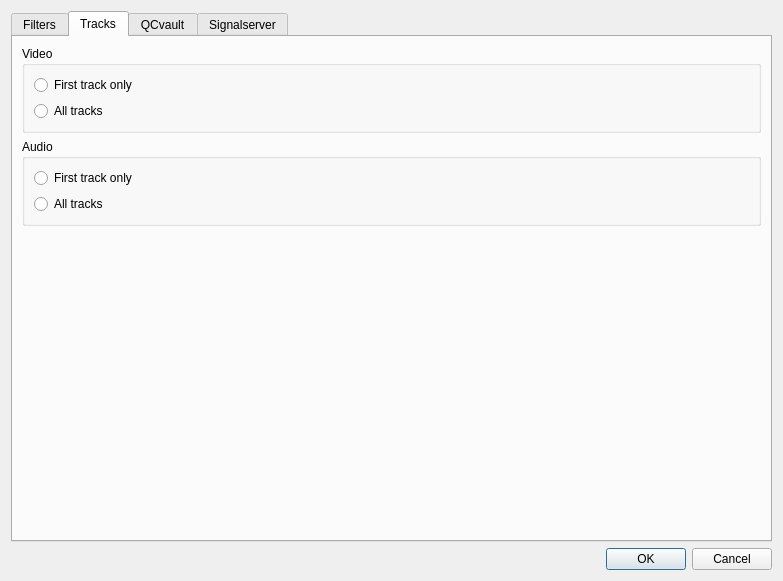
Old version of the form Source/GUI/preferences.ui in the repository bavc/qctools.
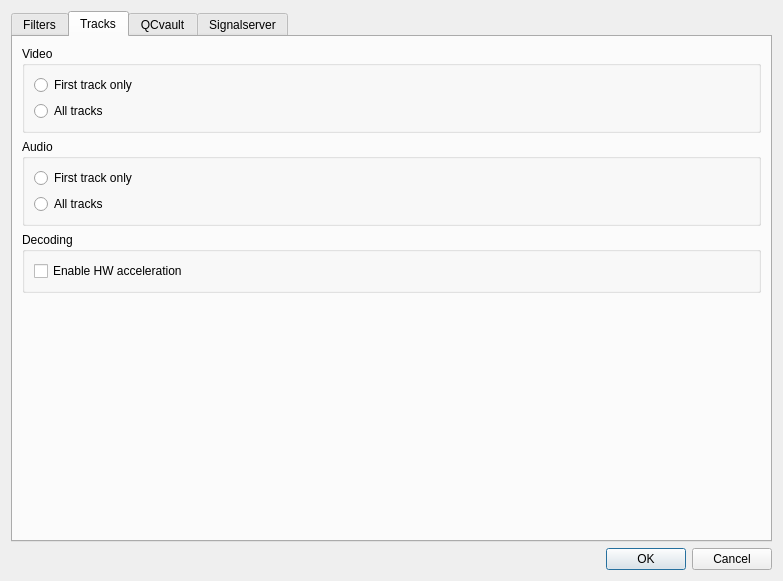
New version of the form. The open tabs and pages were chosen to show the change.

Commit message: QCTools: Enable HW accelerated decode

The edit to the form file:
```diff
--- a/Source/GUI/preferences.ui
+++ b/Source/GUI/preferences.ui
@@ -237,6 +237,22 @@
            </layout>
           </widget>
          </item>
+         <item>
+          <widget class="QGroupBox" name="groupBox_6">
+           <property name="title">
+            <string>Decoding</string>
+           </property>
+           <layout class="QVBoxLayout" name="verticalLayout_13">
+            <item>
+             <widget class="QCheckBox" name="hwAccelEnable_checkBox">
+              <property name="text">
+               <string>Enable HW acceleration</string>
+              </property>
+             </widget>
+            </item>
+           </layout>
+          </widget>
+         </item>
         </layout>
        </item>
        <item>
```
Left out of the diff: 1 changed line with no effect on the pictures. The commit also changes 25 other files.
